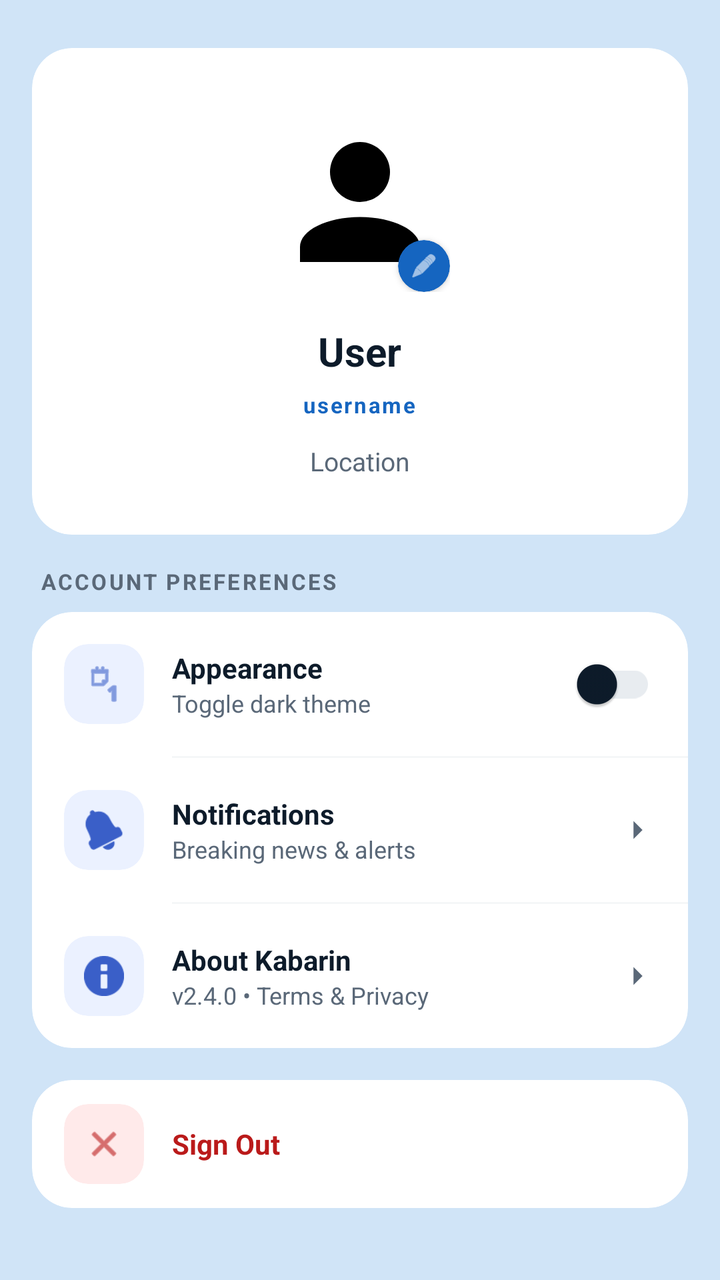
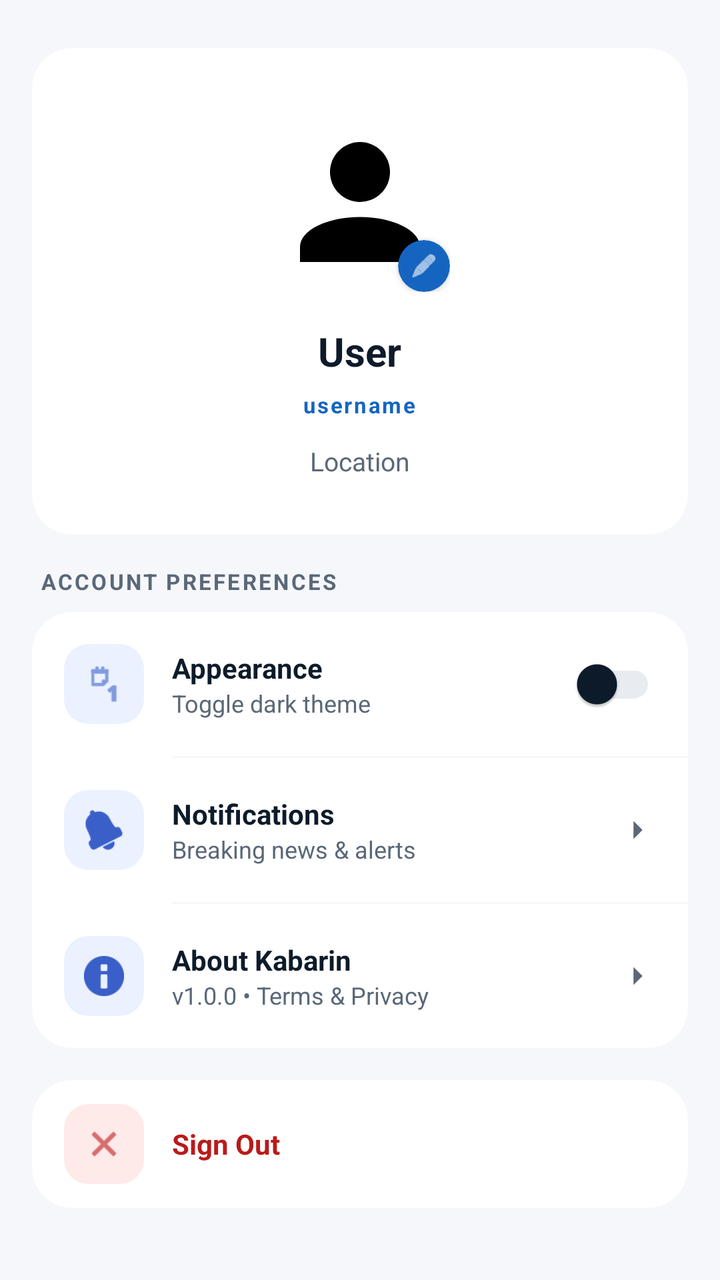

Screens rendered from an Android XML layout before and after an edit, with the pre-edit source and the edit as a unified diff.
<!-- AndroidManifest.xml: application theme Theme.Kabarin -->
<!-- res/layout/fragment_profile.xml -->
<?xml version="1.0" encoding="utf-8"?>
<androidx.core.widget.NestedScrollView
    xmlns:android="http://schemas.android.com/apk/res/android"
    xmlns:app="http://schemas.android.com/apk/res-auto"
    android:layout_width="match_parent"
    android:layout_height="match_parent"
    android:background="?attr/colorPrimaryContainer"
    android:fillViewport="true">

    <LinearLayout
        android:layout_width="match_parent"
        android:layout_height="wrap_content"
        android:orientation="vertical"
        android:paddingStart="16dp"
        android:paddingEnd="16dp"
        android:paddingTop="24dp"
        android:paddingBottom="32dp">

        
        <com.google.android.material.card.MaterialCardView
            android:layout_width="match_parent"
            android:layout_height="wrap_content"
            android:layout_marginBottom="16dp"
            app:cardCornerRadius="20dp"
            app:cardElevation="0dp"
            app:cardBackgroundColor="?attr/colorSurface"
            app:strokeWidth="0dp">

            <LinearLayout
                android:layout_width="match_parent"
                android:layout_height="wrap_content"
                android:orientation="vertical"
                android:gravity="center"
                android:paddingStart="24dp"
                android:paddingEnd="24dp"
                android:paddingTop="32dp"
                android:paddingBottom="28dp">

                
                <FrameLayout
                    android:id="@+id/frameProfilePicture"
                    android:layout_width="90dp"
                    android:layout_height="90dp"
                    android:layout_marginBottom="16dp"
                    android:clickable="true"
                    android:focusable="true">

                    <com.google.android.material.imageview.ShapeableImageView
                        android:id="@+id/ivProfilePhoto"
                        android:layout_width="match_parent"
                        android:layout_height="match_parent"
                        android:scaleType="centerCrop"
                        android:src="@drawable/ic_profile"
                        app:shapeAppearance="@style/ShapeAppearance.Kabarin.Circle" />

                    
                    <com.google.android.material.card.MaterialCardView
                        android:layout_width="26dp"
                        android:layout_height="26dp"
                        android:layout_gravity="bottom|end"
                        app:cardCornerRadius="13dp"
                        app:cardElevation="2dp"
                        app:cardBackgroundColor="?attr/colorPrimary"
                        app:strokeWidth="0dp">

                        <ImageView
                            android:layout_width="14dp"
                            android:layout_height="14dp"
                            android:layout_gravity="center"
                            android:src="@android:drawable/ic_menu_edit"
                            app:tint="?attr/colorOnPrimary"
                            android:contentDescription="Edit Photo" />

                    </com.google.android.material.card.MaterialCardView>

                </FrameLayout>

                
                <TextView
                    android:id="@+id/tvUserName"
                    android:layout_width="wrap_content"
                    android:layout_height="wrap_content"
                    android:text="User"
                    android:textColor="?attr/colorOnSurface"
                    android:textSize="20sp"
                    android:textStyle="bold"
                    android:layout_marginBottom="6dp" />

                
                <TextView
                    android:id="@+id/tvMemberBadge"
                    android:layout_width="wrap_content"
                    android:layout_height="wrap_content"
                    android:text="username"
                    android:textColor="?attr/colorPrimary"
                    android:textSize="11sp"
                    android:textStyle="bold"
                    android:letterSpacing="0.08"
                    android:layout_marginBottom="12dp" />

                
                <TextView
                    android:id="@+id/tvUserBio"
                    android:layout_width="match_parent"
                    android:layout_height="wrap_content"
                    android:text="Location"
                    android:textColor="?attr/colorOnSurfaceVariant"
                    android:textSize="13sp"
                    android:gravity="center"
                    android:lineSpacingMultiplier="1.4" />

            </LinearLayout>

        </com.google.android.material.card.MaterialCardView>

        
        <TextView
            android:layout_width="wrap_content"
            android:layout_height="wrap_content"
            android:layout_marginStart="4dp"
            android:layout_marginBottom="8dp"
            android:text="ACCOUNT PREFERENCES"
            android:textColor="?attr/colorOnSurfaceVariant"
            android:textSize="11sp"
            android:textStyle="bold"
            android:letterSpacing="0.1" />

        
        <com.google.android.material.card.MaterialCardView
            android:layout_width="match_parent"
            android:layout_height="wrap_content"
            android:layout_marginBottom="16dp"
            app:cardCornerRadius="20dp"
            app:cardElevation="0dp"
            app:cardBackgroundColor="?attr/colorSurface"
            app:strokeWidth="0dp">

            <LinearLayout
                android:layout_width="match_parent"
                android:layout_height="wrap_content"
                android:orientation="vertical">

                
                <LinearLayout
                    android:id="@+id/rowAppearance"
                    android:layout_width="match_parent"
                    android:layout_height="72dp"
                    android:orientation="horizontal"
                    android:gravity="center_vertical"
                    android:paddingStart="16dp"
                    android:paddingEnd="16dp"
                    android:background="?attr/selectableItemBackground"
                    android:clickable="true"
                    android:focusable="true">

                    
                    <com.google.android.material.card.MaterialCardView
                        android:layout_width="40dp"
                        android:layout_height="40dp"
                        android:layout_marginEnd="14dp"
                        app:cardCornerRadius="12dp"
                        app:cardElevation="0dp"
                        app:cardBackgroundColor="@color/preference_icon_bg_blue"
                        app:strokeWidth="0dp">

                        <ImageView
                            android:layout_width="20dp"
                            android:layout_height="20dp"
                            android:layout_gravity="center"
                            android:src="@android:drawable/ic_menu_day"
                            app:tint="@color/preference_icon_blue"
                            android:contentDescription="Appearance" />

                    </com.google.android.material.card.MaterialCardView>

                    <LinearLayout
                        android:layout_width="0dp"
                        android:layout_height="wrap_content"
                        android:layout_weight="1"
                        android:orientation="vertical">

                        <TextView
                            android:layout_width="wrap_content"
                            android:layout_height="wrap_content"
                            android:text="Appearance"
                            android:textColor="?attr/colorOnSurface"
                            android:textSize="14sp"
                            android:textStyle="bold" />

                        <TextView
                            android:layout_width="wrap_content"
                            android:layout_height="wrap_content"
                            android:text="Toggle dark theme"
                            android:textColor="?attr/colorOnSurfaceVariant"
                            android:textSize="12sp" />

                    </LinearLayout>

                    <com.google.android.material.switchmaterial.SwitchMaterial
                        android:id="@+id/switchDarkMode"
                        android:layout_width="wrap_content"
                        android:layout_height="wrap_content"
                        android:checked="false" />

                </LinearLayout>

                
                <View
                    android:layout_width="match_parent"
                    android:layout_height="1dp"
                    android:layout_marginStart="70dp"
                    android:background="?attr/colorOutline"
                    android:alpha="0.4" />

                
                <LinearLayout
                    android:id="@+id/rowNotifications"
                    android:layout_width="match_parent"
                    android:layout_height="72dp"
                    android:orientation="horizontal"
                    android:gravity="center_vertical"
                    android:paddingStart="16dp"
                    android:paddingEnd="16dp"
                    android:background="?attr/selectableItemBackground"
                    android:clickable="true"
                    android:focusable="true">

                    <com.google.android.material.card.MaterialCardView
                        android:layout_width="40dp"
                        android:layout_height="40dp"
                        android:layout_marginEnd="14dp"
                        app:cardCornerRadius="12dp"
                        app:cardElevation="0dp"
                        app:cardBackgroundColor="@color/preference_icon_bg_blue"
                        app:strokeWidth="0dp">

                        <ImageView
                            android:layout_width="20dp"
                            android:layout_height="20dp"
                            android:layout_gravity="center"
                            android:src="@android:drawable/ic_popup_reminder"
                            app:tint="@color/preference_icon_blue"
                            android:contentDescription="Notifications" />

                    </com.google.android.material.card.MaterialCardView>

                    <LinearLayout
                        android:layout_width="0dp"
                        android:layout_height="wrap_content"
                        android:layout_weight="1"
                        android:orientation="vertical">

                        <TextView
                            android:layout_width="wrap_content"
                            android:layout_height="wrap_content"
                            android:text="Notifications"
                            android:textColor="?attr/colorOnSurface"
                            android:textSize="14sp"
                            android:textStyle="bold" />

                        <TextView
                            android:layout_width="wrap_content"
                            android:layout_height="wrap_content"
                            android:text="Breaking news &amp; alerts"
                            android:textColor="?attr/colorOnSurfaceVariant"
                            android:textSize="12sp" />

                    </LinearLayout>

                    <ImageView
                        android:layout_width="18dp"
                        android:layout_height="18dp"
                        android:src="@drawable/ic_chevron_right"
                        app:tint="?attr/colorOnSurfaceVariant"
                        android:contentDescription="Navigate" />

                </LinearLayout>

                
                <View
                    android:layout_width="match_parent"
                    android:layout_height="1dp"
                    android:layout_marginStart="70dp"
                    android:background="?attr/colorOutline"
                    android:alpha="0.4" />

                
                <LinearLayout
                    android:id="@+id/rowAbout"
                    android:layout_width="match_parent"
                    android:layout_height="72dp"
                    android:orientation="horizontal"
                    android:gravity="center_vertical"
                    android:paddingStart="16dp"
                    android:paddingEnd="16dp"
                    android:background="?attr/selectableItemBackground"
                    android:clickable="true"
                    android:focusable="true">

                    <com.google.android.material.card.MaterialCardView
                        android:layout_width="40dp"
                        android:layout_height="40dp"
                        android:layout_marginEnd="14dp"
                        app:cardCornerRadius="12dp"
                        app:cardElevation="0dp"
                        app:cardBackgroundColor="@color/preference_icon_bg_blue"
                        app:strokeWidth="0dp">

                        <ImageView
                            android:layout_width="20dp"
                            android:layout_height="20dp"
                            android:layout_gravity="center"
                            android:src="@android:drawable/ic_dialog_info"
                            app:tint="@color/preference_icon_blue"
                            android:contentDescription="About" />

                    </com.google.android.material.card.MaterialCardView>

                    <LinearLayout
                        android:layout_width="0dp"
                        android:layout_height="wrap_content"
                        android:layout_weight="1"
                        android:orientation="vertical">

                        <TextView
                            android:layout_width="wrap_content"
                            android:layout_height="wrap_content"
                            android:text="About Kabarin"
                            android:textColor="?attr/colorOnSurface"
                            android:textSize="14sp"
                            android:textStyle="bold" />

                        <TextView
                            android:layout_width="wrap_content"
                            android:layout_height="wrap_content"
                            android:text="v2.4.0 • Terms &amp; Privacy"
                            android:textColor="?attr/colorOnSurfaceVariant"
                            android:textSize="12sp" />

                    </LinearLayout>

                    <ImageView
                        android:layout_width="18dp"
                        android:layout_height="18dp"
                        android:src="@drawable/ic_chevron_right"
                        app:tint="?attr/colorOnSurfaceVariant"
                        android:contentDescription="Navigate" />

                </LinearLayout>

            </LinearLayout>

        </com.google.android.material.card.MaterialCardView>

        
        <com.google.android.material.card.MaterialCardView
            android:layout_width="match_parent"
            android:layout_height="wrap_content"
            app:cardCornerRadius="20dp"
            app:cardElevation="0dp"
            app:cardBackgroundColor="?attr/colorSurface"
            app:strokeWidth="0dp">

            <LinearLayout
                android:id="@+id/layoutSignOut"
                android:layout_width="match_parent"
                android:layout_height="64dp"
                android:orientation="horizontal"
                android:gravity="center_vertical"
                android:paddingStart="16dp"
                android:paddingEnd="16dp"
                android:background="?attr/selectableItemBackground"
                android:clickable="true"
                android:focusable="true">

                <com.google.android.material.card.MaterialCardView
                    android:layout_width="40dp"
                    android:layout_height="40dp"
                    android:layout_marginEnd="14dp"
                    app:cardCornerRadius="12dp"
                    app:cardElevation="0dp"
                    app:cardBackgroundColor="#FFEAEA"
                    app:strokeWidth="0dp">

                    <ImageView
                        android:layout_width="20dp"
                        android:layout_height="20dp"
                        android:layout_gravity="center"
                        android:src="@android:drawable/ic_menu_close_clear_cancel"
                        app:tint="#BA1A1A"
                        android:contentDescription="Sign Out" />

                </com.google.android.material.card.MaterialCardView>

                <TextView
                    android:id="@+id/tvSignOut"
                    android:layout_width="wrap_content"
                    android:layout_height="wrap_content"
                    android:text="Sign Out"
                    android:textColor="#BA1A1A"
                    android:textSize="14sp"
                    android:textStyle="bold" />

            </LinearLayout>

        </com.google.android.material.card.MaterialCardView>

    </LinearLayout>

</androidx.core.widget.NestedScrollView>
<!-- resources referenced by this layout -->
<resources>
  <color name="preference_icon_bg_blue">#EBF1FF</color>
  <color name="preference_icon_blue">#3A5FC8</color>
  <!-- drawable ic_chevron_right (drawable) -->
  <vector xmlns:android="http://schemas.android.com/apk/res/android"
      android:width="24dp" android:height="24dp"
      android:viewportWidth="24" android:viewportHeight="24">
      <path android:fillColor="@android:color/black"
          android:pathData="M9,18l6-6-6-6"/>
  </vector>
  <!-- drawable ic_profile (drawable) -->
  <vector xmlns:android="http://schemas.android.com/apk/res/android"
      android:width="24dp"
      android:height="24dp"
      android:viewportWidth="24"
      android:viewportHeight="24">
      <path
          android:fillColor="#FF000000"
          android:pathData="M12,4A4,4 0 0,1 16,8A4,4 0 0,1 12,12A4,4 0 0,1 8,8A4,4 0 0,1 12,4M12,14C16.42,14 20,15.79 20,18V20H4V18C4,15.79 7.58,14 12,14Z" />
  </vector>
  <style name="ShapeAppearance.Kabarin.Circle" parent="">
          <item name="cornerSize">50%</item>
      </style>
  <style name="Theme.Kabarin" parent="Base.Theme.Kabarin" />
  <style name="Base.Theme.Kabarin" parent="Theme.Material3.DayNight.NoActionBar">
          <item name="colorPrimary">#1565C0</item>
          <item name="colorOnPrimary">#FFFFFF</item>
          <item name="colorPrimaryContainer">#D0E4F7</item>
  
          <item name="android:windowBackground">#F5F7FA</item>
          <item name="colorSurface">#FFFFFF</item>
          <item name="colorOnSurface">#0D1B2A</item>
          <item name="colorOnSurfaceVariant">#5A6878</item>
          <item name="colorOutline">#E8ECF0</item>
      </style>
</resources>

<!-- the commit's change to res/layout/fragment_profile.xml (unified diff, before → after) -->
@@ -4,7 +4,7 @@
     xmlns:app="http://schemas.android.com/apk/res-auto"
     android:layout_width="match_parent"
     android:layout_height="match_parent"
-    android:background="?attr/colorPrimaryContainer"
+    android:background="?android:attr/windowBackground"
     android:fillViewport="true">
 
     <LinearLayout
@@ -333,7 +333,7 @@
                         <TextView
                             android:layout_width="wrap_content"
                             android:layout_height="wrap_content"
-                            android:text="v2.4.0 • Terms &amp; Privacy"
+                            android:text="v1.0.0 • Terms &amp; Privacy"
                             android:textColor="?attr/colorOnSurfaceVariant"
                             android:textSize="12sp" />
 
<!-- resource entries referenced after the edit -->
@@ -33,6 +33,9 @@
           <item name="colorOnSurface">#0D1B2A</item>
           <item name="colorOnSurfaceVariant">#5A6878</item>
           <item name="colorOutline">#E8ECF0</item>
+  
+          
+          <item name="colorControlNormal">?attr/colorOnSurface</item>
       </style>
 </resources>
 
